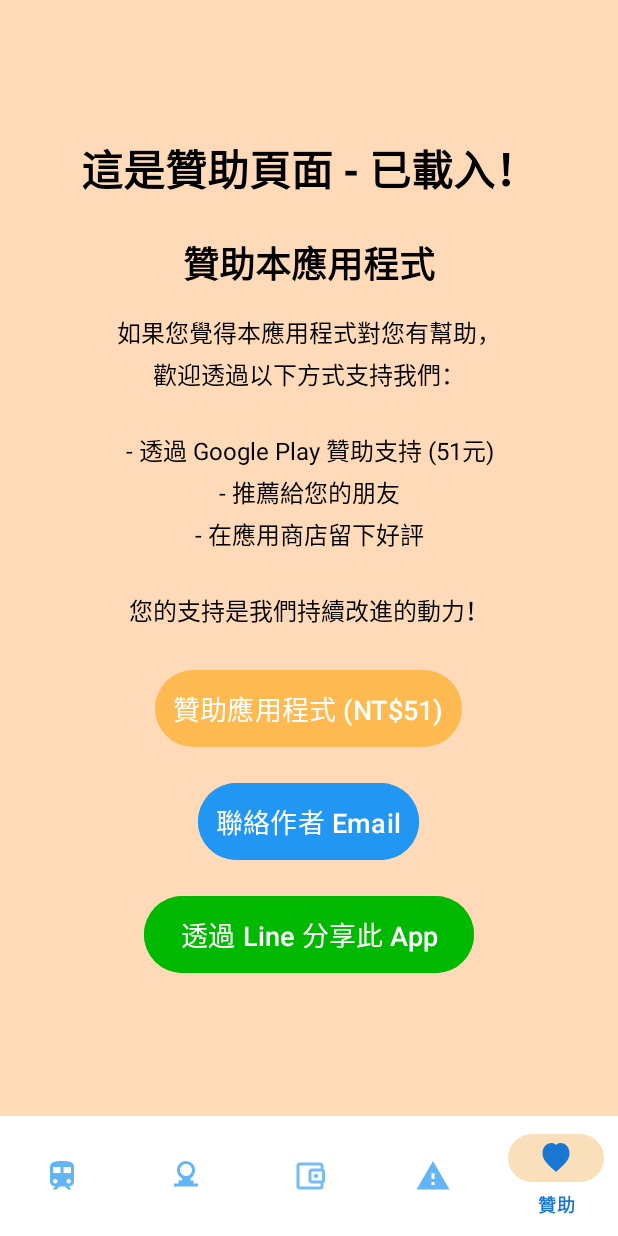
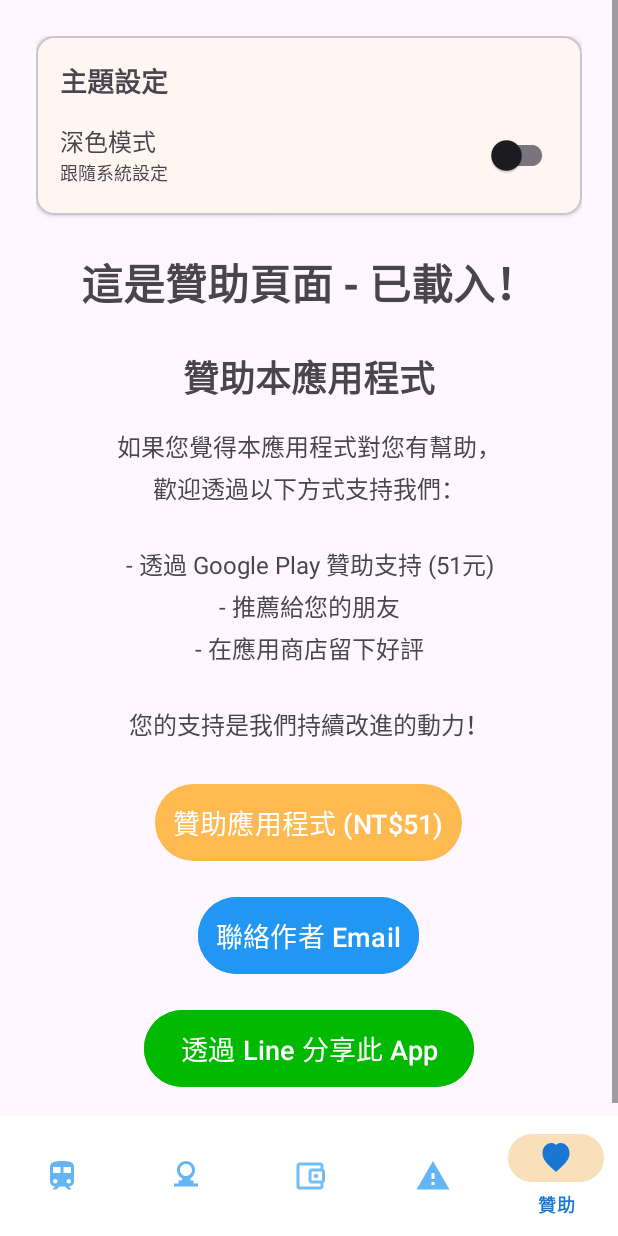
Before and after one commit to RayHuang2048/trarailwaysalaryapp, an Android app built with Jetpack Compose: the screen it shows after launch (MainActivity), item 5 of the bottom bar chosen, on a phone screen of 412 x 824 dp. Run offline under Robolectric (Android 15) with nearby library versions, the phone set to English and light mode, and no system bars; our stand-ins replace Firebase (no records; nobody signed in at launch, a user with empty details on screens opened directly), navigation-ui; libraries missing offline, so code that uses them is left out: com.android.billingclient; 8 statements that could not run were skipped.

Commit message:
換電腦

```diff
--- a/app/build.gradle.kts
+++ b/app/build.gradle.kts
@@ -17,8 +17,8 @@ android {
         applicationId = "com.ray.trarailwaysalaryapp"
         minSdk = 26
         targetSdk = 35 // <--- 修正：與 compileSdk 保持一致
-        versionCode = 56
-        versionName = "1.2.7"
+        versionCode = 57
+        versionName = "1.2.8"
         testInstrumentationRunner = "androidx.test.runner.AndroidJUnitRunner"
     }
 
--- a/app/src/main/java/com/ray/trarailwaysalaryapp/MainActivity.kt
+++ b/app/src/main/java/com/ray/trarailwaysalaryapp/MainActivity.kt
@@ -91,6 +91,9 @@ class MainActivity : AppCompatActivity() {
     }
 
     override fun onCreate(savedInstanceState: Bundle?) {
+        // Apply saved theme before calling super.onCreate()
+        ThemePreferences.applyTheme(this)
+
         super.onCreate(savedInstanceState)
         setContentView(R.layout.activity_main)
 
--- a/app/src/main/java/com/ray/trarailwaysalaryapp/SponsorFragment.kt
+++ b/app/src/main/java/com/ray/trarailwaysalaryapp/SponsorFragment.kt
@@ -8,8 +8,10 @@ import android.view.LayoutInflater
 import android.view.View
 import android.view.ViewGroup
 import android.widget.Button
+import android.widget.TextView
 import android.widget.Toast
 import androidx.fragment.app.Fragment
+import com.google.android.material.switchmaterial.SwitchMaterial
 import com.android.billingclient.api.AcknowledgePurchaseParams
 import com.android.billingclient.api.BillingClient
 import com.android.billingclient.api.BillingClientStateListener
@@ -29,7 +31,9 @@ class SponsorFragment : Fragment(), PurchasesUpdatedListener {
 
     private lateinit var buyAppButton: Button
     private lateinit var btnShareViaLine: Button
-    private lateinit var btnContactAuthor: Button // 聯絡作者 Email 按鈕
+    private lateinit var btnContactAuthor: Button
+    private lateinit var switchDarkMode: SwitchMaterial
+    private lateinit var tvThemeStatus: TextView
 
     private lateinit var billingClient: BillingClient
     private var productDetails: ProductDetails? = null // 用於儲存產品詳情
@@ -66,6 +70,26 @@ class SponsorFragment : Fragment(), PurchasesUpdatedListener {
             Log.d(TAG, "btnContactAuthor 被點擊。啟動 Email 應用程式...")
             sendEmailToAuthor()
         }
+
+        // Initialize theme switcher
+        switchDarkMode = view.findViewById(R.id.switchDarkMode)
+        tvThemeStatus = view.findViewById(R.id.tvThemeStatus)
+
+        // Set initial state
+        updateThemeUI()
+
+        // Theme switch listener
+        switchDarkMode.setOnCheckedChangeListener { _, isChecked ->
+            val newMode = if (isChecked) {
+                ThemePreferences.MODE_DARK
+            } else {
+                ThemePreferences.MODE_LIGHT
+            }
+            ThemePreferences.saveThemeMode(requireContext(), newMode)
+            ThemePreferences.applyTheme(requireContext())
+            updateThemeUI()
+            Log.d(TAG, "Theme changed to: ${if (isChecked) "Dark" else "Light"}")
+        }
         // --- 結束聯絡作者 Email 按鈕 ---
 
         // 初始化 BillingClient
@@ -82,6 +106,25 @@ class SponsorFragment : Fragment(), PurchasesUpdatedListener {
     override fun onViewCreated(view: View, savedInstanceState: Bundle?) {
         super.onViewCreated(view, savedInstanceState)
         Log.d(TAG, "onViewCreated: SponsorFragment 視圖已建立。")
+    }
+
+    private fun updateThemeUI() {
+        val currentMode = ThemePreferences.getThemeMode(requireContext())
+        when (currentMode) {
+            ThemePreferences.MODE_DARK -> {
+                switchDarkMode.isChecked = true
+                tvThemeStatus.text = "深色模式"
+            }
+            ThemePreferences.MODE_LIGHT -> {
+                switchDarkMode.isChecked = false
+                tvThemeStatus.text = "淺色模式"
+            }
+            else -> {
+                val isDark = ThemePreferences.isDarkMode(requireContext())
+                switchDarkMode.isChecked = isDark
+                tvThemeStatus.text = "跟隨系統設定"
+            }
+        }
     }
 
     private fun connectToGooglePlayBilling() {
--- /dev/null
+++ b/app/src/main/java/com/ray/trarailwaysalaryapp/ThemePreferences.kt
@@ -0,0 +1,46 @@
+package com.ray.trarailwaysalaryapp
+
+import android.content.Context
+import android.content.SharedPreferences
+import androidx.appcompat.app.AppCompatDelegate
+
+object ThemePreferences {
+    private const val PREFS_NAME = "theme_preferences"
+    private const val KEY_THEME_MODE = "theme_mode"
+
+    // Theme mode constants
+    const val MODE_SYSTEM = AppCompatDelegate.MODE_NIGHT_FOLLOW_SYSTEM
+    const val MODE_LIGHT = AppCompatDelegate.MODE_NIGHT_NO
+    const val MODE_DARK = AppCompatDelegate.MODE_NIGHT_YES
+
+    private fun getPreferences(context: Context): SharedPreferences {
+        return context.getSharedPreferences(PREFS_NAME, Context.MODE_PRIVATE)
+    }
+
+    fun saveThemeMode(context: Context, mode: Int) {
+        getPreferences(context).edit().putInt(KEY_THEME_MODE, mode).apply()
+    }
+
+    fun getThemeMode(context: Context): Int {
+        return getPreferences(context).getInt(KEY_THEME_MODE, MODE_SYSTEM)
+    }
+
+    fun applyTheme(context: Context) {
+        val mode = getThemeMode(context)
+        AppCompatDelegate.setDefaultNightMode(mode)
+    }
+
+    fun isDarkMode(context: Context): Boolean {
+        val mode = getThemeMode(context)
+        return when (mode) {
+            MODE_DARK -> true
+            MODE_LIGHT -> false
+            else -> {
+                // Check system setting
+                val nightMode = context.resources.configuration.uiMode and
+                    android.content.res.Configuration.UI_MODE_NIGHT_MASK
+                nightMode == android.content.res.Configuration.UI_MODE_NIGHT_YES
+            }
+        }
+    }
+}
--- a/app/src/main/res/layout/fragment_sponsor.xml
+++ b/app/src/main/res/layout/fragment_sponsor.xml
@@ -1,21 +1,87 @@
 <?xml version="1.0" encoding="utf-8"?>
-<LinearLayout xmlns:android="http://schemas.android.com/apk/res/android"
+<ScrollView xmlns:android="http://schemas.android.com/apk/res/android"
     xmlns:tools="http://schemas.android.com/tools"
     xmlns:app="http://schemas.android.com/apk/res-auto"
     android:layout_width="match_parent"
     android:layout_height="match_parent"
+    android:fillViewport="true"
+    tools:context=".SponsorFragment">
+
+    <LinearLayout
+        android:layout_width="match_parent"
+        android:layout_height="wrap_content"
         android:orientation="vertical"
-    android:gravity="center"
-    android:padding="24dp"
-    android:background="#FFDAB9"
-    tools:context=".SponsorFragment">
+        android:padding="24dp">
+
+        <!-- Theme Switcher Section -->
+        <com.google.android.material.card.MaterialCardView
+            android:layout_width="match_parent"
+            android:layout_height="wrap_content"
+            android:layout_marginBottom="24dp"
+            app:cardCornerRadius="12dp"
+            app:cardElevation="2dp">
+
+            <LinearLayout
+                android:layout_width="match_parent"
+                android:layout_height="wrap_content"
+                android:orientation="vertical"
+                android:padding="16dp">
+
+                <TextView
+                    android:layout_width="wrap_content"
+                    android:layout_height="wrap_content"
+                    android:text="主題設定"
+                    android:textSize="18sp"
+                    android:textStyle="bold"
+                    android:layout_marginBottom="12dp" />
+
+                <LinearLayout
+                    android:layout_width="match_parent"
+                    android:layout_height="wrap_content"
+                    android:orientation="horizontal"
+                    android:gravity="center_vertical">
+
+                    <LinearLayout
+                        android:layout_width="0dp"
+                        android:layout_height="wrap_content"
+                        android:layout_weight="1"
+                        android:orientation="vertical">
+
+                        <TextView
+                            android:layout_width="wrap_content"
+                            android:layout_height="wrap_content"
+                            android:text="深色模式"
+                            android:textSize="16sp" />
+
+                        <TextView
+                            android:id="@+id/tvThemeStatus"
+                            android:layout_width="wrap_content"
+                            android:layout_height="wrap_content"
+                            android:text="跟隨系統設定"
+                            android:textSize="12sp"
+                            android:textColor="?android:attr/textColorSecondary" />
+                    </LinearLayout>
+
+                    <com.google.android.material.switchmaterial.SwitchMaterial
+                        android:id="@+id/switchDarkMode"
+                        android:layout_width="wrap_content"
+                        android:layout_height="wrap_content" />
+                </LinearLayout>
+            </LinearLayout>
+        </com.google.android.material.card.MaterialCardView>
+
+        <!-- Sponsor Content -->
+        <LinearLayout
+            android:layout_width="match_parent"
+            android:layout_height="wrap_content"
+            android:orientation="vertical"
+            android:gravity="center">
 
             <TextView
                 android:layout_width="wrap_content"
                 android:layout_height="wrap_content"
                 android:text="這是贊助頁面 - 已載入！"
                 android:textSize="28sp"
-        android:textColor="#000000"
                 android:textStyle="bold"
                 android:layout_marginBottom="24dp"/>
 
@@ -25,7 +91,6 @@
                 android:text="贊助本應用程式"
                 android:textSize="24sp"
                 android:textStyle="bold"
-        android:textColor="#000000"
                 android:layout_marginBottom="16dp" />
 
             <TextView
@@ -35,7 +100,6 @@
                 android:textSize="16sp"
                 android:gravity="center"
                 android:lineSpacingExtra="4dp"
-        android:textColor="#000000"
                 android:layout_marginBottom="24dp" />
 
             <Button
@@ -56,7 +120,8 @@
                 android:padding="12dp"
                 android:textSize="18sp"
                 android:textColor="#FFFFFF"
-        android:backgroundTint="#2196F3"  android:layout_marginBottom="16dp"/>
+                android:backgroundTint="#2196F3"
+                android:layout_marginBottom="16dp"/>
 
             <Button
                 android:id="@+id/btnShareViaLine"
@@ -72,5 +137,6 @@
                 android:backgroundTint="#00B900"
                 android:textColor="@android:color/white"
                 android:textSize="18sp"/>
-
         </LinearLayout>
+    </LinearLayout>
+</ScrollView>
--- a/app/src/main/res/values-night/colors.xml
+++ b/app/src/main/res/values-night/colors.xml
@@ -1,31 +1,18 @@
 <?xml version="1.0" encoding="utf-8"?>
 <resources>
-    <!-- Primary -->
-    <color name="md_theme_dark_primary">#FFB951</color>
-    <color name="md_theme_dark_onPrimary">#452B00</color>
-    <color name="md_theme_dark_primaryContainer">#633F00</color>
-    <color name="md_theme_dark_onPrimaryContainer">#FFDDB3</color>
+    <!-- Dark Theme Colors are now defined in values/colors.xml -->
 
-    <!-- Secondary -->
-    <color name="md_theme_dark_secondary">#DDC2A1</color>
-    <color name="md_theme_dark_onSecondary">#3E2D16</color>
-    <color name="md_theme_dark_secondaryContainer">#5B4229</color>
-    <color name="md_theme_dark_onSecondaryContainer">#F9E0BB</color>
-
-    <!-- Background & Surface -->
-    <color name="md_theme_dark_background">#1C1B1F</color>
-    <color name="md_theme_dark_onBackground">#E6E1E5</color>
-    <color name="md_theme_dark_surface">#1C1B1F</color>
-    <color name="md_theme_dark_onSurface">#E6E1E5</color>
-
-    <!-- Error -->
-    <color name="md_theme_dark_error">#F2B8B5</color>
-    <color name="md_theme_dark_onError">#601410</color>
-    <color name="md_theme_dark_errorContainer">#8C1D18</color>
-    <color name="md_theme_dark_onErrorContainer">#F9DEDC</color>
+    <!-- Legacy/Alias Colors -->
     <color name="your_primary_color">#FFB951</color>
     <color name="your_on_primary_color">#452B00</color>
-    <color name="app_background_green_darker">#33691E</color> <!-- 深綠色背景 -->
+
+    <!-- Custom App Colors (Dark Theme) -->
+    <color name="app_background_green_darker">#1B5E20</color>
     <color name="app_text_blue_lighter">#BBDEFB</color>
-
+    <color name="train_status_background_white">#2C2C2C</color>
+    <color name="train_status_text_dark_blue">#90CAF9</color>
+    <color name="train_status_text_medium_blue">#64B5F6</color>
+    <color name="train_status_hint_light_blue">#42A5F5</color>
+    <color name="train_status_button_background_blue">#1976D2</color>
+    <color name="train_status_button_text_white">#FFFFFF</color>
 </resources>
--- a/app/src/main/res/values-night/themes.xml
+++ b/app/src/main/res/values-night/themes.xml
@@ -28,5 +28,6 @@
         <!-- Status bar / navigation bar -->
         <item name="android:statusBarColor" tools:targetApi="l">?attr/colorPrimary</item>
         <item name="android:navigationBarColor" tools:targetApi="l">?attr/colorSurface</item>
+        <item name="android:windowLightStatusBar" tools:targetApi="m">false</item>
     </style>
 </resources>
--- a/app/src/main/res/values/colors.xml
+++ b/app/src/main/res/values/colors.xml
@@ -1,25 +1,33 @@
 <?xml version="1.0" encoding="utf-8"?>
 <resources>
+    <!-- Light Theme Colors -->
+
+    <!-- Primary Brand Color (台鐵金黃色) -->
     <color name="md_theme_light_primary">#FFB951</color>
     <color name="md_theme_light_onPrimary">#452B00</color>
     <color name="md_theme_light_primaryContainer">#FFDDB3</color>
     <color name="md_theme_light_onPrimaryContainer">#2D1600</color>
+
+    <!-- Secondary Colors -->
     <color name="md_theme_light_secondary">#DDC2A1</color>
     <color name="md_theme_light_onSecondary">#3E2D16</color>
     <color name="md_theme_light_secondaryContainer">#F9E0BB</color>
     <color name="md_theme_light_onSecondaryContainer">#251A04</color>
+
+    <!-- Background & Surface -->
     <color name="md_theme_light_background">#FFFBFF</color>
     <color name="md_theme_light_onBackground">#1C1B1F</color>
     <color name="md_theme_light_surface">#FFFBFF</color>
     <color name="md_theme_light_onSurface">#1C1B1F</color>
+
+    <!-- Error Colors -->
     <color name="md_theme_light_error">#B3261E</color>
     <color name="md_theme_light_onError">#FFFFFF</color>
     <color name="md_theme_light_errorContainer">#F9DEDC</color>
     <color name="md_theme_light_onErrorContainer">#410E0B</color>
 
-    <color name="your_primary_color">#FFB951</color>
-    <color name="your_on_primary_color">#452B00</color>
-    <color name="app_background_green_darker">#33691E</color> <color name="app_text_blue_lighter">#BBDEFB</color> <color name="md_theme_dark_primary">#FFB951</color>
+    <!-- Dark Theme Colors -->
+    <color name="md_theme_dark_primary">#FFB951</color>
     <color name="md_theme_dark_onPrimary">#452B00</color>
     <color name="md_theme_dark_primaryContainer">#633F00</color>
     <color name="md_theme_dark_onPrimaryContainer">#FFDDB3</color>
@@ -36,6 +44,17 @@
     <color name="md_theme_dark_errorContainer">#8C1D18</color>
     <color name="md_theme_dark_onErrorContainer">#F9DEDC</color>
 
-    ---
+    <!-- Legacy/Alias Colors -->
+    <color name="your_primary_color">#FFB951</color>
+    <color name="your_on_primary_color">#452B00</color>
 
-    <color name="train_status_background_white">#FFFFFF</color> <color name="train_status_text_dark_blue">#000080</color>    <color name="train_status_text_medium_blue">#1A237E</color>  <color name="train_status_hint_light_blue">#90CAF9</color>  <color name="train_status_button_background_blue">#2196F3</color> <color name="train_status_button_text_white">#FFFFFF</color> </resources>
+    <!-- Custom App Colors -->
+    <color name="train_status_background_white">#FFFFFF</color>
+    <color name="train_status_text_dark_blue">#000080</color>
+    <color name="train_status_text_medium_blue">#1A237E</color>
+    <color name="train_status_hint_light_blue">#90CAF9</color>
+    <color name="train_status_button_background_blue">#2196F3</color>
+    <color name="train_status_button_text_white">#FFFFFF</color>
+    <color name="app_background_green_darker">#E8F5E9</color>
+    <color name="app_text_blue_lighter">#0D47A1</color>
+</resources>
--- a/build.gradle.kts
+++ b/build.gradle.kts
@@ -3,9 +3,9 @@
 // 聲明 Gradle 插件及其版本
 plugins {
     // Android 應用程式插件
-    id("com.android.application") version "8.13.1" apply false
+    id("com.android.application") version "8.13.2" apply false
     // Android 函式庫插件 (如果您有函式庫模組，也可能需要)
-    id("com.android.library") version "8.13.1" apply false
+    id("com.android.library") version "8.13.2" apply false
     // Kotlin Android 插件
     id("org.jetbrains.kotlin.android") version "2.1.0" apply false
     // Dagger Hilt 插件
```
Lines whose indentation alone changed are shown as unchanged.
